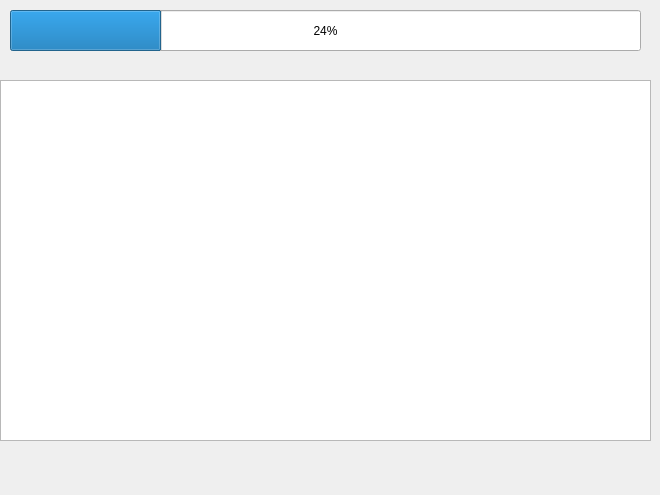
Before: the Qt Designer form ui/progress.ui in gb880327/Filing, drawn with Qt 5.
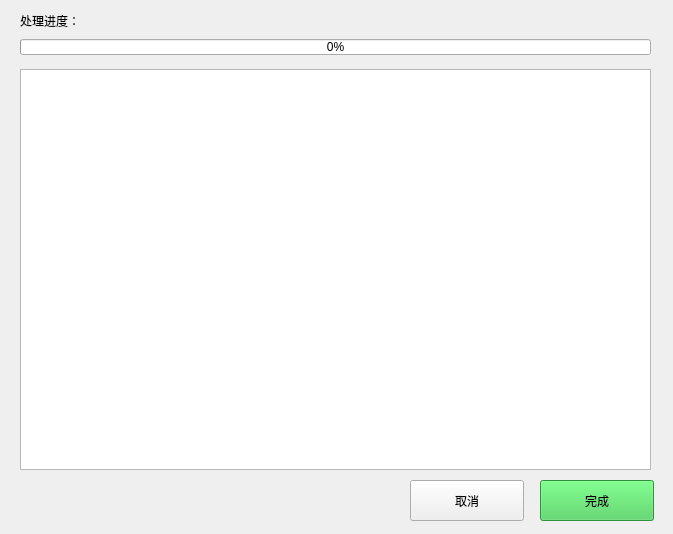
After: the same form once the commit is applied.

Commit message: 新增界面

```diff
--- a/ui/progress.ui
+++ b/ui/progress.ui
@@ -6,8 +6,8 @@
    <rect>
     <x>0</x>
     <y>0</y>
-    <width>660</width>
-    <height>495</height>
+    <width>673</width>
+    <height>534</height>
    </rect>
   </property>
   <property name="windowTitle">
@@ -16,24 +16,75 @@
   <widget class="QTextBrowser" name="textBrowser">
    <property name="geometry">
     <rect>
-     <x>0</x>
-     <y>80</y>
-     <width>651</width>
-     <height>361</height>
+     <x>20</x>
+     <y>69</y>
+     <width>631</width>
+     <height>401</height>
     </rect>
    </property>
+   <property name="styleSheet">
+    <string notr="true"/>
+   </property>
   </widget>
   <widget class="QProgressBar" name="progressBar">
    <property name="geometry">
     <rect>
-     <x>10</x>
-     <y>10</y>
+     <x>20</x>
+     <y>39</y>
      <width>631</width>
-     <height>41</height>
+     <height>16</height>
     </rect>
    </property>
    <property name="value">
-    <number>24</number>
+    <number>0</number>
+   </property>
+  </widget>
+  <widget class="QPushButton" name="pushButton">
+   <property name="geometry">
+    <rect>
+     <x>540</x>
+     <y>480</y>
+     <width>114</width>
+     <height>41</height>
+    </rect>
+   </property>
+   <property name="cursor">
+    <cursorShape>PointingHandCursor</cursorShape>
+   </property>
+   <property name="styleSheet">
+    <string notr="true">background-color: #41cd52</string>
+   </property>
+   <property name="text">
+    <string>完成</string>
+   </property>
+  </widget>
+  <widget class="QLabel" name="label">
+   <property name="geometry">
+    <rect>
+     <x>20</x>
+     <y>10</y>
+     <width>81</width>
+     <height>21</height>
+    </rect>
+   </property>
+   <property name="text">
+    <string>处理进度：</string>
+   </property>
+  </widget>
+  <widget class="QPushButton" name="pushButton_2">
+   <property name="geometry">
+    <rect>
+     <x>410</x>
+     <y>480</y>
+     <width>114</width>
+     <height>41</height>
+    </rect>
+   </property>
+   <property name="cursor">
+    <cursorShape>PointingHandCursor</cursorShape>
+   </property>
+   <property name="text">
+    <string>取消</string>
    </property>
   </widget>
  </widget>
```
The commit also changes 6 other files.
